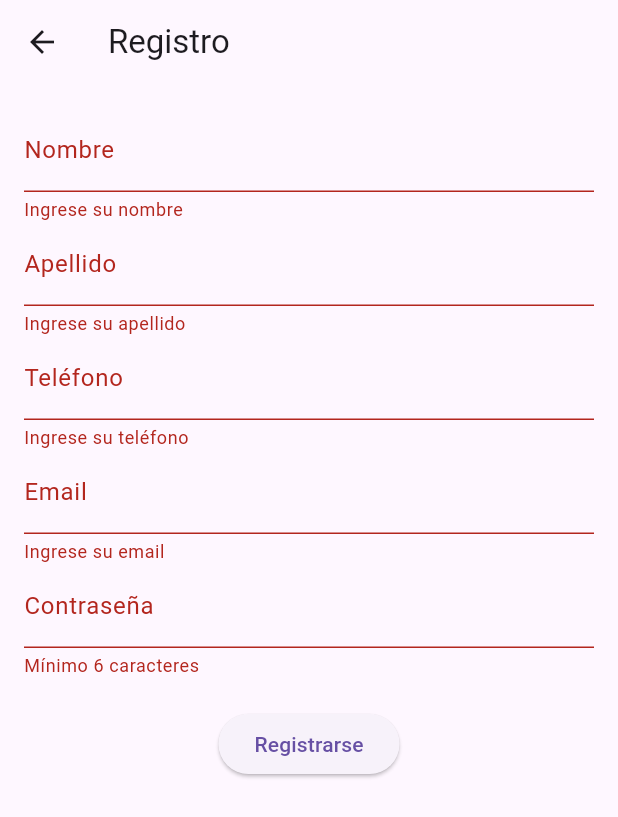
After one commit to fernandofittipaldi/SmartFinance, a Flutter app: the RegisterScreen screen opened directly, after a tap on "Registrarse", on a phone screen of 412 x 824 dp. The commit adds this screen. Shown: the top 817 px of the screen. Run offline on Flutter 3.47's test engine with Material 3 defaults, Android fonts, the phone set to English and light mode, and no system bars; our stand-ins replace cloud_firestore, firebase_auth, firebase_core, flutter_riverpod, go_router; accounts and stored records are empty; generated files the repository leaves out were written again.

Commit message:
fix login screen, add register screen

```diff
--- /dev/null
+++ b/lib/presentation/screens/register_screen.dart
@@ -0,0 +1,135 @@
+import 'package:flutter/material.dart';
+import 'package:firebase_auth/firebase_auth.dart';
+import 'package:cloud_firestore/cloud_firestore.dart';
+import 'package:go_router/go_router.dart';
+import '../../domain/app_user.dart';
+
+class RegisterScreen extends StatefulWidget {
+  const RegisterScreen({super.key});
+
+  @override
+  State<RegisterScreen> createState() => _RegisterScreenState();
+}
+
+class _RegisterScreenState extends State<RegisterScreen> {
+  final _formKey = GlobalKey<FormState>();
+
+  final TextEditingController _emailController = TextEditingController();
+  final TextEditingController _passwordController = TextEditingController();
+  final TextEditingController _nameController = TextEditingController();
+  final TextEditingController _lastNameController = TextEditingController();
+  final TextEditingController _phoneController = TextEditingController();
+
+  bool _isLoading = false;
+
+  void _register() async {
+    if (!_formKey.currentState!.validate()) return;
+
+    setState(() => _isLoading = true);
+
+    try {
+      final userCredential = await FirebaseAuth.instance
+          .createUserWithEmailAndPassword(
+        email: _emailController.text.trim(),
+        password: _passwordController.text.trim(),
+      );
+
+      final user = userCredential.user;
+
+      if (user != null) {
+        final userModel = AppUser (
+          uid: user.uid,
+          name: _nameController.text.trim(),
+          lastName: _lastNameController.text.trim(),
+          email: _emailController.text.trim(),
+          phone: _phoneController.text.trim(),
+          photoUrl: null,
+        );
+
+        try {
+          await FirebaseFirestore.instance
+              .collection('users')
+              .doc(user.uid)
+              .set(userModel.toMap());
+              print('Usuario guardado en Firestore con UID: ${user.uid}');
+        } catch (e) {
+          print('Error guardando en Firestore: $e');
+          ScaffoldMessenger.of(context).showSnackBar(
+            SnackBar(content: Text('Error guardando en Firestore')),
+          );
+        }
+
+        if (context.mounted) {
+          ScaffoldMessenger.of(context).showSnackBar(
+            const SnackBar(content: Text("Usuario registrado con éxito")),
+          );
+        }
+        await FirebaseAuth.instance.signOut();
+        if (context.mounted) {
+        context.go('/login');
+        }
+      }
+    } on FirebaseAuthException catch (e) {
+      ScaffoldMessenger.of(context).showSnackBar(
+        SnackBar(content: Text(e.message ?? 'Error al registrar')),
+      );
+    } finally {
+      setState(() => _isLoading = false);
+    }
+  }
+
+  @override
+  Widget build(BuildContext context) {
+    return Scaffold(
+      appBar: AppBar(title: const Text("Registro")),
+      body: Padding(
+        padding: const EdgeInsets.all(16.0),
+        child: Form(
+          key: _formKey,
+          child: Column(
+            children: [
+              TextFormField(
+                controller: _nameController,
+                decoration: const InputDecoration(labelText: 'Nombre'),
+                validator: (value) =>
+                    value!.isEmpty ? 'Ingrese su nombre' : null,
+              ),
+              TextFormField(
+                controller: _lastNameController,
+                decoration: const InputDecoration(labelText: 'Apellido'),
+                validator: (value) =>
+                    value!.isEmpty ? 'Ingrese su apellido' : null,
+              ),
+              TextFormField(
+                controller: _phoneController,
+                decoration: const InputDecoration(labelText: 'Teléfono'),
+                validator: (value) =>
+                    value!.isEmpty ? 'Ingrese su teléfono' : null,
+              ),
+              TextFormField(
+                controller: _emailController,
+                decoration: const InputDecoration(labelText: 'Email'),
+                validator: (value) =>
+                    value!.isEmpty ? 'Ingrese su email' : null,
+              ),
+              TextFormField(
+                controller: _passwordController,
+                obscureText: true,
+                decoration: const InputDecoration(labelText: 'Contraseña'),
+                validator: (value) =>
+                    value!.length < 6 ? 'Mínimo 6 caracteres' : null,
+              ),
+              const SizedBox(height: 20),
+              _isLoading
+                  ? const CircularProgressIndicator()
+                  : ElevatedButton(
+                      onPressed: _register,
+                      child: const Text("Registrarse"),
+                    ),
+            ],
+          ),
+        ),
+      ),
+    );
+  }
+}
```
Also changed, not shown: lib/presentation/screens/login_screen.dart (+56 -163 lines).
